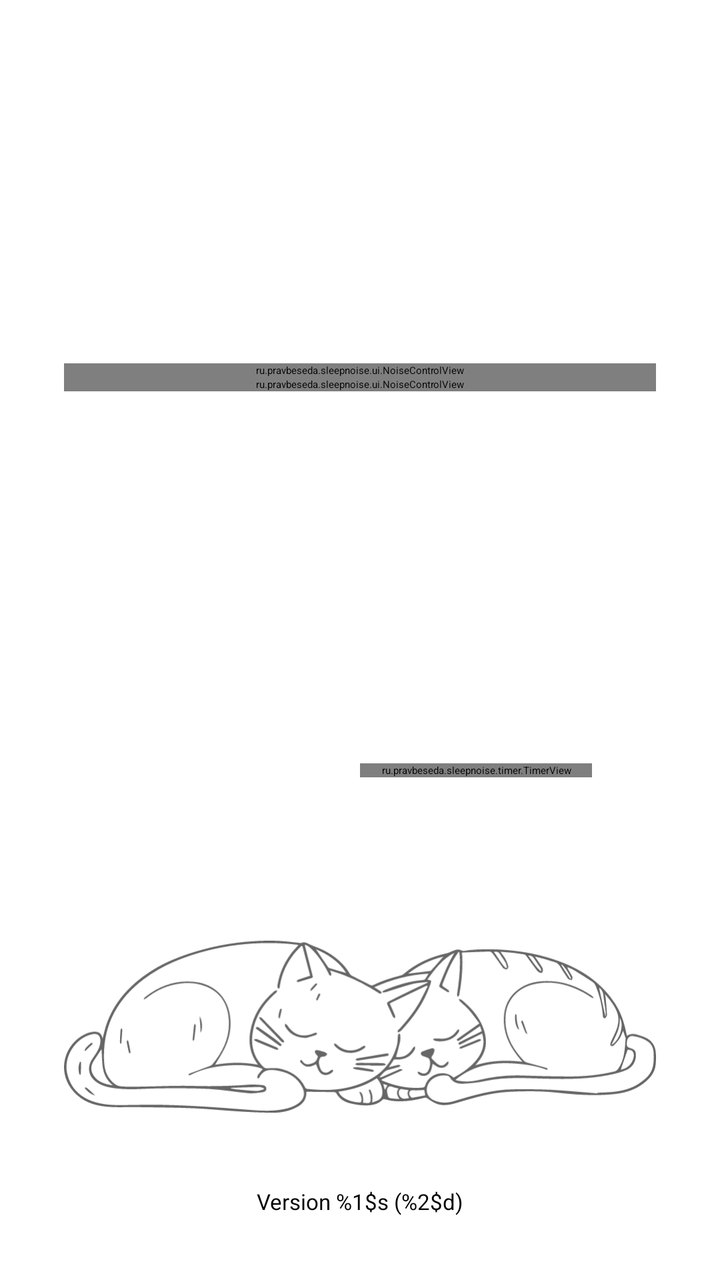
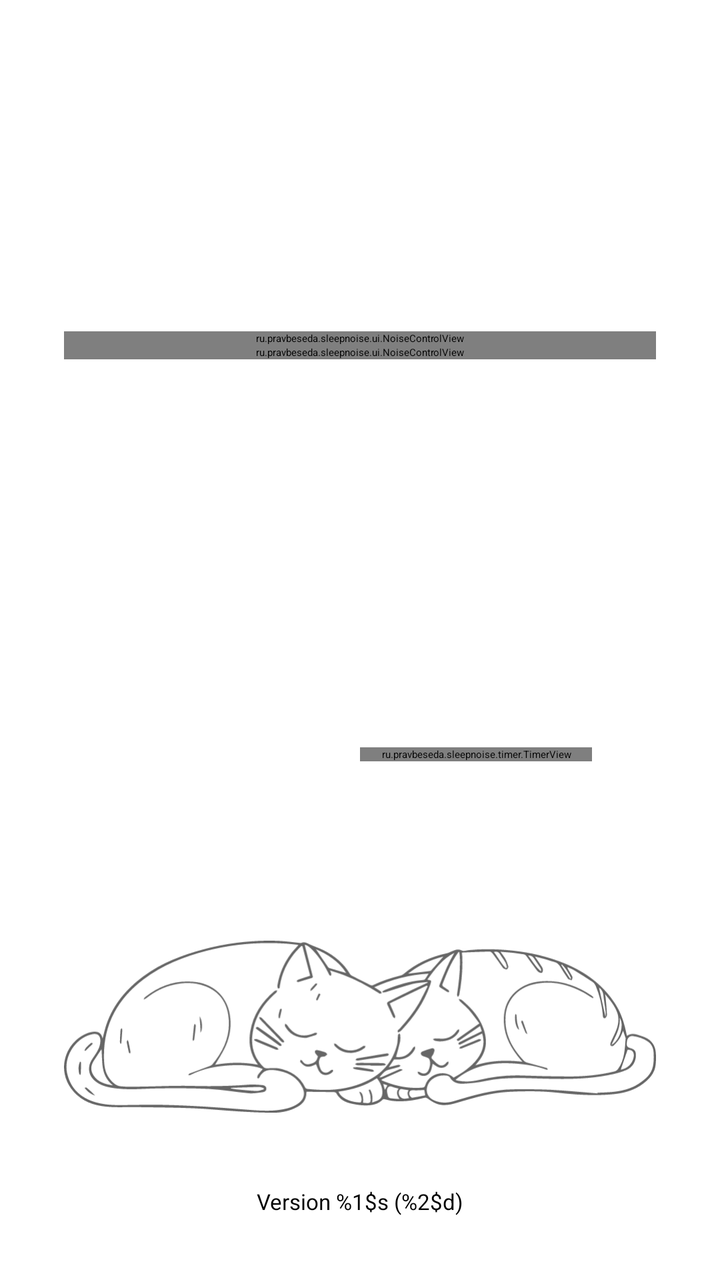

Compare the two renders of this Android layout. The source of the first and the diff that turns it into the second are given below.
<!-- AndroidManifest.xml: application theme Theme.SleepNoise.Splash -->
<!-- res/layout/activity_main.xml -->
<?xml version="1.0" encoding="utf-8"?>
<androidx.constraintlayout.widget.ConstraintLayout
    xmlns:android="http://schemas.android.com/apk/res/android"
    xmlns:app="http://schemas.android.com/apk/res-auto"
    android:layout_width="match_parent"
    android:layout_height="match_parent"
    android:fitsSystemWindows="true"
    android:padding="32dp">

    <ScrollView
        android:id="@+id/noiseScroll"
        android:layout_width="0dp"
        android:layout_height="0dp"
        android:fillViewport="true"
        app:layout_constraintTop_toTopOf="parent"
        app:layout_constraintBottom_toTopOf="@id/playTimerContainer"
        app:layout_constraintStart_toStartOf="parent"
        app:layout_constraintEnd_toEndOf="parent">

        
        <LinearLayout
            android:layout_width="match_parent"
            android:layout_height="wrap_content"
            android:orientation="vertical"
            android:gravity="center">

            <ru.pravbeseda.sleepnoise.ui.NoiseControlView
                android:id="@+id/pinkNoiseControl"
                android:layout_width="match_parent"
                android:layout_height="wrap_content"/>

            <ru.pravbeseda.sleepnoise.ui.NoiseControlView
                android:id="@+id/brownNoiseControl"
                android:layout_width="match_parent"
                android:layout_height="wrap_content"/>

            
            <LinearLayout
                android:id="@+id/noiseLabContainer"
                android:layout_width="match_parent"
                android:layout_height="wrap_content"
                android:orientation="vertical"
                android:gravity="center_horizontal"
                android:visibility="gone"/>
        </LinearLayout>
    </ScrollView>

    <LinearLayout
        android:id="@+id/playTimerContainer"
        android:layout_width="0dp"
        android:layout_height="wrap_content"
        android:layout_marginTop="@dimen/screen_block_spacing"
        android:layout_marginBottom="@dimen/screen_block_spacing"
        android:baselineAligned="false"
        android:orientation="horizontal"
        android:gravity="center"
        app:layout_constraintBottom_toTopOf="@id/cats"
        app:layout_constraintStart_toStartOf="parent"
        app:layout_constraintEnd_toEndOf="parent">

        <LinearLayout
            android:layout_width="0dp"
            android:layout_height="wrap_content"
            android:layout_weight="1"
            android:gravity="center"
            android:orientation="vertical">

            
            <ImageButton
                android:id="@+id/playButton"
                android:layout_width="@dimen/play_button_size"
                android:layout_height="@dimen/play_button_size"
                android:background="@drawable/play_button_background"
                android:contentDescription="@string/play_button"
                android:padding="@dimen/play_button_padding"
                android:scaleType="fitCenter"
                android:src="@drawable/ic_play"
                app:tint="@android:color/white"
                android:layout_gravity="center"/>
        </LinearLayout>

        
        <LinearLayout
            android:layout_width="0dp"
            android:layout_height="wrap_content"
            android:layout_weight="1"
            android:gravity="center"
            android:orientation="vertical"
            android:paddingStart="0dp"
            android:paddingEnd="@dimen/content_horizontal_inset">

            <ru.pravbeseda.sleepnoise.timer.TimerView
                android:id="@+id/timerView"
                android:layout_width="match_parent"
                android:layout_height="wrap_content"/>
        </LinearLayout>
    </LinearLayout>

    
    <ImageView
        android:id="@+id/cats"
        android:layout_width="0dp"
        android:layout_height="0dp"
        app:layout_constraintHeight_default="percent"
        app:layout_constraintHeight_percent="0.25"
        android:scaleType="fitCenter"
        android:src="@drawable/cats"
        app:layout_constraintBottom_toTopOf="@id/version_text"
        app:layout_constraintStart_toStartOf="parent"
        app:layout_constraintEnd_toEndOf="parent"/>

    <TextView
        android:id="@+id/version_text"
        android:layout_width="wrap_content"
        android:layout_height="wrap_content"
        android:text="@string/version"
        android:textSize="11sp"
        android:paddingTop="8dp"
        app:layout_constraintBottom_toBottomOf="parent"
        app:layout_constraintStart_toStartOf="parent"
        app:layout_constraintEnd_toEndOf="parent"/>

</androidx.constraintlayout.widget.ConstraintLayout>
<!-- resources referenced by this layout -->
<resources>
  <dimen name="content_horizontal_inset">32dp</dimen>
  <dimen name="play_button_padding">12dp</dimen>
  <dimen name="play_button_size">56dp</dimen>
  <dimen name="screen_block_spacing">16dp</dimen>
  <!-- drawable cats: vector/xml drawable (drawable, 22311 chars, omitted) -->
  <!-- drawable ic_play (drawable) -->
  <vector xmlns:android="http://schemas.android.com/apk/res/android"
      android:width="48dp"
      android:height="48dp"
      android:viewportWidth="24"
      android:viewportHeight="24"
      android:tint="?attr/colorOnPrimary">
      <path
          android:fillColor="@android:color/white"
          android:pathData="M8,5v14l11,-7z"/>
  </vector>
  <!-- drawable play_button_background (drawable) -->
  <?xml version="1.0" encoding="utf-8"?>
  <ripple xmlns:android="http://schemas.android.com/apk/res/android"
      android:color="?attr/colorControlHighlight">
      <item>
          <shape android:shape="oval">
              <solid android:color="?attr/colorAccent"/>
          </shape>
      </item>
  </ripple>
  <string name="play_button">Play</string>
  <string name="version">Version %1$s (%2$d)</string>
  <style name="Theme.SleepNoise.Splash" parent="@style/Theme.SplashScreen">
          <item name="windowSplashScreenAnimatedIcon">@mipmap/ic_launcher</item>
          <item name="windowSplashScreenBackground">@color/splash_background</item>
          <item name="postSplashScreenTheme">@style/Theme.SleepNoise.System</item>
      </style>
  <color name="splash_background">#430985</color>
  <style name="Theme.SleepNoise.System" parent="Theme.AppCompat.DayNight.DarkActionBar">
          <item name="colorAccent">@color/colorAccent</item>
          <item name="colorControlNormal">@color/colorControlNormal</item>
          <item name="colorOnPrimary">@color/colorOnPrimary</item>
      </style>
  <color name="colorAccent">#7E57C2</color>
  <color name="colorControlNormal">#222222</color>
  <color name="colorOnPrimary">#000000</color>
</resources>

<!-- the commit's change to res/layout/activity_main.xml (unified diff, before → after) -->
@@ -11,6 +11,7 @@
         android:id="@+id/noiseScroll"
         android:layout_width="0dp"
         android:layout_height="0dp"
+        android:layout_marginBottom="@dimen/screen_block_spacing"
         android:fillViewport="true"
         app:layout_constraintTop_toTopOf="parent"
         app:layout_constraintBottom_toTopOf="@id/playTimerContainer"
@@ -49,7 +50,6 @@
         android:id="@+id/playTimerContainer"
         android:layout_width="0dp"
         android:layout_height="wrap_content"
-        android:layout_marginTop="@dimen/screen_block_spacing"
         android:layout_marginBottom="@dimen/screen_block_spacing"
         android:baselineAligned="false"
         android:orientation="horizontal"
@@ -102,7 +102,7 @@
         android:layout_width="0dp"
         android:layout_height="0dp"
         app:layout_constraintHeight_default="percent"
-        app:layout_constraintHeight_percent="0.25"
+        app:layout_constraintHeight_percent="@dimen/cats_height_percent"
         android:scaleType="fitCenter"
         android:src="@drawable/cats"
         app:layout_constraintBottom_toTopOf="@id/version_text"
<!-- resource entries referenced after the edit -->
@@ -1,9 +1,10 @@
 <!-- resources referenced by this layout -->
 <resources>
+  <item name="cats_height_percent" format="float" type="dimen">0.0</item>
   <dimen name="content_horizontal_inset">32dp</dimen>
   <dimen name="play_button_padding">12dp</dimen>
   <dimen name="play_button_size">56dp</dimen>
-  <dimen name="screen_block_spacing">16dp</dimen>
+  <dimen name="screen_block_spacing">24dp</dimen>
   <!-- drawable cats: vector/xml drawable (drawable, 22311 chars, omitted) -->
   <!-- drawable ic_play (drawable) -->
   <vector xmlns:android="http://schemas.android.com/apk/res/android"
